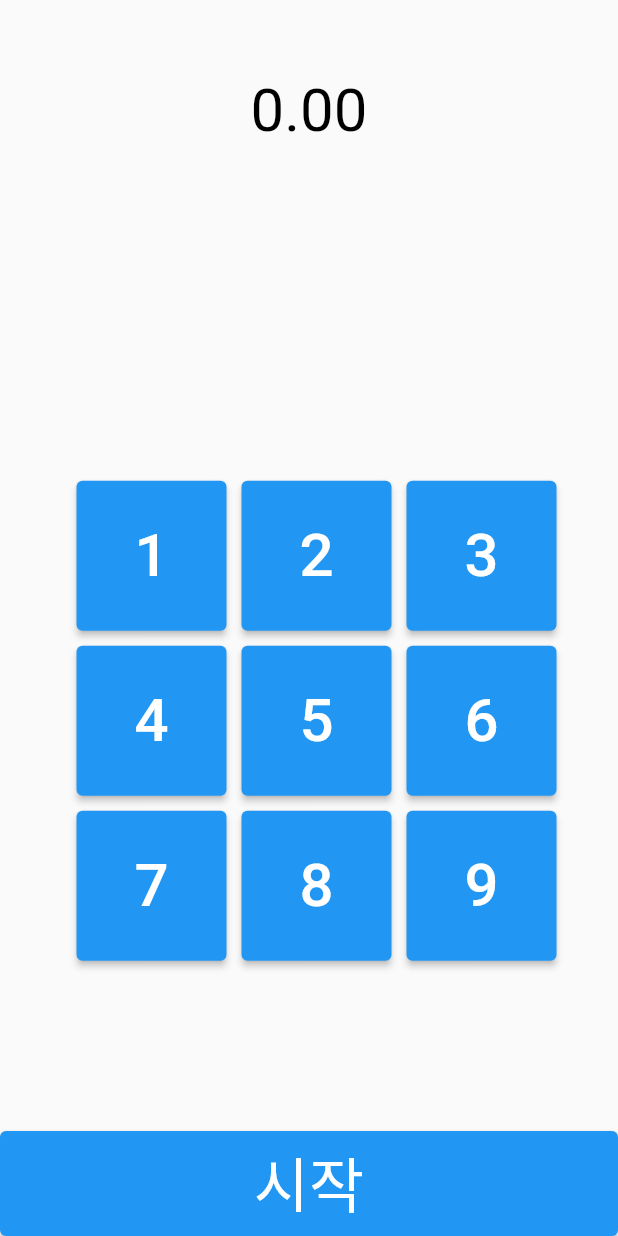
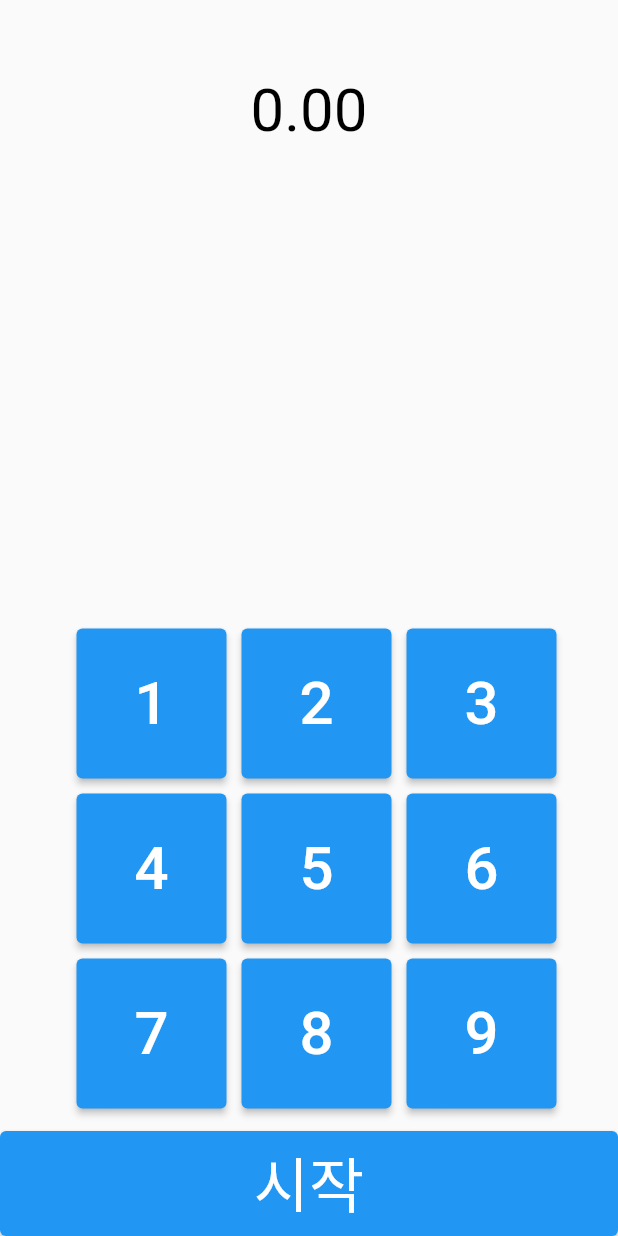
Before and after one commit to BANGWON-LEE/flutter_study, a Flutter app: the screen it shows after launch, on a phone screen of 412 x 824 dp. Run offline on Flutter 3.47's test engine with Material 2 defaults, Android fonts, the light colour scheme and no system bars; our stand-ins replace webview_flutter.

Commit message:
20230113 number pad positioned

```diff
--- a/lib/screen/tab_game.dart
+++ b/lib/screen/tab_game.dart
@@ -76,6 +76,9 @@ class _TabGameState extends State<TabGame> {
               child: TimeCheck(signal :startSignal,gameCount: gameCount,choiceCount: choiceCount),
             ),
             Expanded(
+              child: Stack(
+                children:[ Positioned(
+                  bottom: 15,
                   child: Container(
                     width: MediaQuery.of(context).size.width,
                     child: Column(
@@ -116,6 +119,8 @@ class _TabGameState extends State<TabGame> {
                         ).toList(),
                       )).toList(),
                     )
+                  ),
+                )],
               ),
             ),
             SizedBox(
```
Lines whose indentation alone changed are shown as unchanged.
